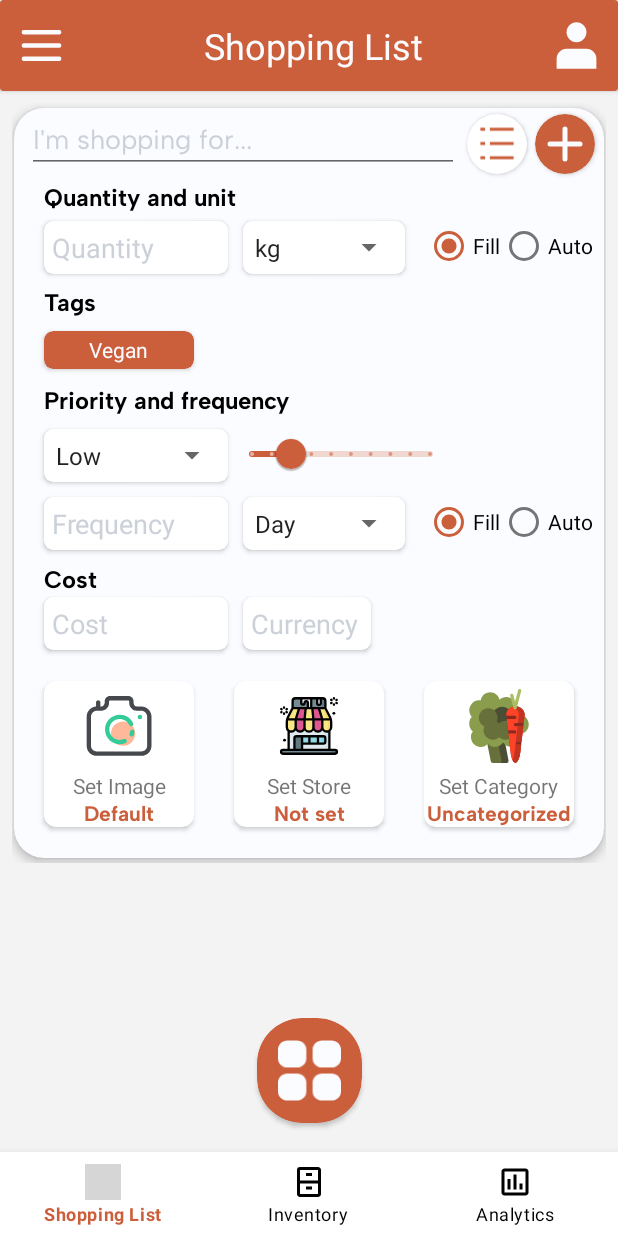
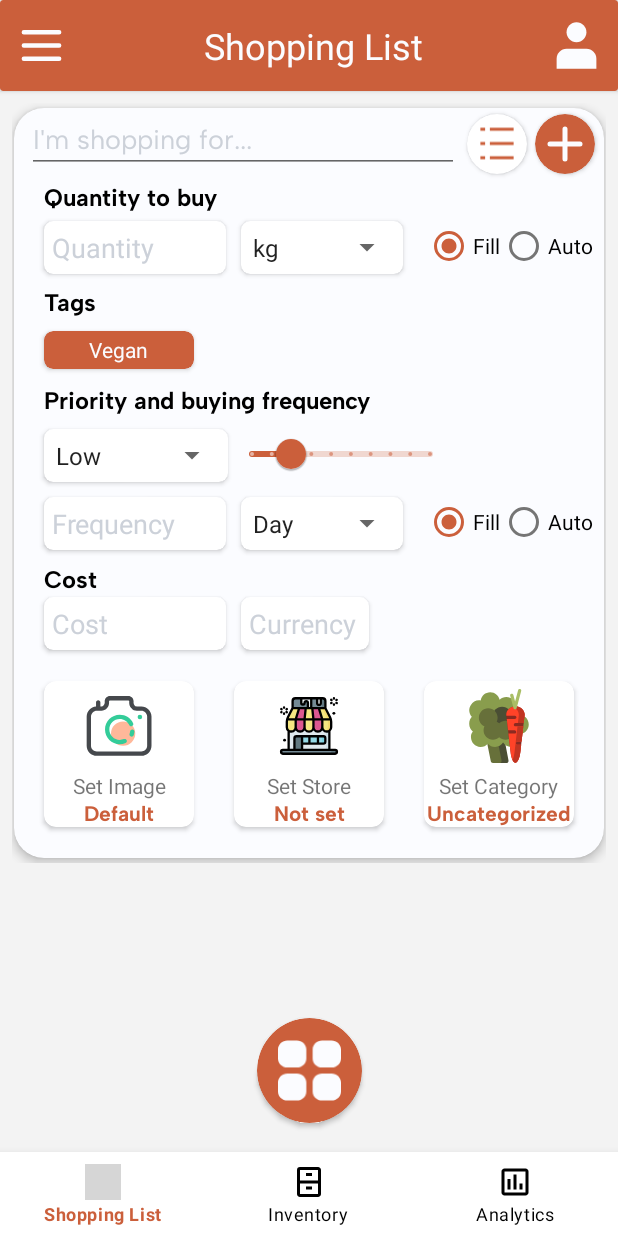
Before and after one commit to oduwairi/SmartShoppingList-NEU, an Android app: the screen it shows after launch (MainActivity), after a tap on an icon or button, on a phone screen of 412 x 824 dp. Run offline under Robolectric (Android 15) with nearby library versions, the phone set to English and light mode, and no system bars; our stand-ins replace navigation-ui; Roboto replaces fonts that are not available here; grey boxes are pictures that could not be loaded.

Commit message:
implemented quantity bar feature

```diff
--- a/app/src/main/java/com/iriawud/smartshoppinglist/ui/CategorySelectionDialog.kt
+++ b/app/src/main/java/com/iriawud/smartshoppinglist/ui/CategorySelectionDialog.kt
@@ -9,6 +9,7 @@ import android.view.ViewGroup
 import android.widget.ImageView
 import android.widget.LinearLayout
 import android.widget.TextView
+import androidx.appcompat.view.menu.MenuView.ItemView
 import androidx.fragment.app.DialogFragment
 import com.iriawud.smartshoppinglist.R
 
@@ -46,7 +47,7 @@ class CategorySelectionDialog(
             // Optionally set an icon
             val categoryIcon = itemView.findViewById<ImageView>(R.id.categoryIcon)
 
-            categoryText.setOnClickListener {
+            itemView.setOnClickListener {
                 onCategorySelected(category) // Call the callback with the selected category
                 dismiss() // Close the dialog after selection
             }
--- a/app/src/main/java/com/iriawud/smartshoppinglist/ui/dashboard/InventoryFragment.kt
+++ b/app/src/main/java/com/iriawud/smartshoppinglist/ui/dashboard/InventoryFragment.kt
@@ -69,6 +69,7 @@ class InventoryFragment : Fragment() {
                 binding.currentCategoryText.text.toString().trim(),
                 null,
                 null,
+                binding.remaningQuantitySlider.value.toInt(),
                 viewModel,
                 listOf(
                     binding.editTextNewItemInventory,
--- a/app/src/main/java/com/iriawud/smartshoppinglist/ui/home/ShoppingFragment.kt
+++ b/app/src/main/java/com/iriawud/smartshoppinglist/ui/home/ShoppingFragment.kt
@@ -89,6 +89,7 @@ class ShoppingFragment : Fragment() {
                 binding.currentCategoryText.text.toString().trim(),
                 binding.frequencyEditText.text.toString().trim(),
                 binding.frequencyUnitSpinner.selectedItem.toString().trim(),
+                null,
                 shoppingViewModel,
                 listOf(
                     binding.editTextNewItem,
--- a/app/src/main/res/layout/fragment_shopping.xml
+++ b/app/src/main/res/layout/fragment_shopping.xml
@@ -17,58 +17,95 @@
         app:layout_constraintBottom_toTopOf="@id/buttonMenuExpand"
         app:layout_constraintStart_toEndOf="@+id/buttonMenuExpand">
 
+        <TextView
+            android:id="@+id/searchText"
+            android:layout_width="wrap_content"
+            android:layout_height="wrap_content"
+            android:layout_gravity="bottom|center"
+            android:layout_marginBottom="4dp"
+            android:fontFamily="@font/albert_sans_bold"
+            android:text="Search"
+            android:textColor="@color/orange_main"
+            android:textSize="12sp" />
+
         <ImageView
             android:id="@+id/buttonSearchIcon"
             android:layout_width="30dp"
             android:layout_height="30dp"
-            android:layout_gravity="center"
+            android:layout_gravity="center|top"
+            android:layout_marginTop="2dp"
             android:src="@drawable/search_svgrepo_com"
-            android:tint="@color/orange_main" />
+            app:tint="@color/orange_main" />
     </androidx.cardview.widget.CardView>
 
     <androidx.cardview.widget.CardView
         android:id="@+id/buttonDeleteAll"
-        android:layout_width="45dp"
-        android:layout_height="45dp"
+        android:layout_width="50dp"
+        android:layout_height="50dp"
         android:layout_marginEnd="14dp"
         app:cardCornerRadius="30dp"
         app:layout_constraintBottom_toBottomOf="@id/buttonMenuExpand"
         app:layout_constraintEnd_toStartOf="@id/buttonMenuExpand"
         app:layout_constraintTop_toTopOf="@id/buttonMenuExpand">
 
+        <TextView
+            android:id="@+id/clearAllText"
+            android:layout_width="wrap_content"
+            android:layout_height="wrap_content"
+            android:layout_gravity="bottom|center"
+            android:layout_marginBottom="4dp"
+            android:fontFamily="@font/albert_sans_bold"
+            android:text="Clear"
+            android:textColor="@color/orange_main"
+            android:textSize="12sp" />
+
         <ImageView
             android:id="@+id/buttonDeleteAllIcon"
             android:layout_width="30dp"
             android:layout_height="30dp"
-            android:layout_gravity="center"
+            android:layout_gravity="center|top"
+            android:layout_marginTop="4dp"
             android:src="@drawable/delete"
-            android:tint="#FD6A6A" />
+            app:tint="@color/orange_main" />
     </androidx.cardview.widget.CardView>
 
     <androidx.cardview.widget.CardView
         android:id="@+id/buttonDoneAll"
-        android:layout_width="45dp"
-        android:layout_height="45dp"
+        android:layout_width="50dp"
+        android:layout_height="50dp"
         android:layout_marginStart="14dp"
         app:cardCornerRadius="30dp"
         app:layout_constraintBottom_toBottomOf="@id/buttonMenuExpand"
         app:layout_constraintStart_toEndOf="@id/buttonMenuExpand"
         app:layout_constraintTop_toTopOf="@id/buttonMenuExpand">
 
+        <TextView
+            android:id="@+id/textView5"
+            android:layout_width="wrap_content"
+            android:layout_height="wrap_content"
+            android:layout_gravity="bottom|center"
+            android:layout_marginBottom="4dp"
+            android:fontFamily="@font/albert_sans_bold"
+            android:text="Done"
+            android:textColor="@color/orange_main"
+            android:textSize="12sp" />
+
         <ImageView
             android:id="@+id/buttonDoneAllIcon"
             android:layout_width="30dp"
             android:layout_height="30dp"
-            android:layout_gravity="center"
+            android:layout_gravity="center|top"
+            android:layout_marginTop="4dp"
             android:src="@drawable/tick_circle_svgrepo_com"
-            android:tint="@color/light_green_start" />
+            app:tint="@color/orange_main" />
     </androidx.cardview.widget.CardView>
 
     <androidx.cardview.widget.CardView
         android:id="@+id/buttonMic"
-        android:layout_width="45dp"
-        android:layout_height="45dp"
+        android:layout_width="50dp"
+        android:layout_height="50dp"
         android:layout_marginBottom="14dp"
+        android:backgroundTint="@color/orange_main"
         app:cardCornerRadius="30dp"
         app:layout_constraintBottom_toTopOf="@id/buttonMenuExpand"
         app:layout_constraintEnd_toEndOf="@id/buttonMenuExpand"
@@ -80,7 +117,7 @@
             android:layout_height="35dp"
             android:layout_gravity="center"
             android:src="@drawable/microphone"
-            android:tint="@color/orange_main" />
+            app:tint="@color/white_items" />
     </androidx.cardview.widget.CardView>
 
     <androidx.cardview.widget.CardView
@@ -99,7 +136,7 @@
             android:layout_height="31dp"
             android:layout_gravity="center"
             android:src="@drawable/details_backup_svgrepo_com"
-            android:tint="@color/orange_main" />
+            app:tint="@color/orange_main" />
     </androidx.cardview.widget.CardView>
 
     <androidx.cardview.widget.CardView
@@ -107,8 +144,9 @@
         android:layout_width="70dp"
         android:layout_height="70dp"
         android:layout_marginBottom="75dp"
+        android:alpha="8"
         android:backgroundTint="@color/orange_main"
-        app:cardCornerRadius="30dp"
+        app:cardCornerRadius="40dp"
         app:layout_constraintBottom_toBottomOf="parent"
         app:layout_constraintEnd_toEndOf="parent"
         app:layout_constraintStart_toStartOf="parent">
@@ -122,26 +160,38 @@
             android:layout_margin="8dp"
             android:padding="4dp"
             android:src="@drawable/menu_navigation_grid_1529_svgrepo_com"
-            android:tint="@color/white_items" />
+            app:tint="@color/white_items" />
     </androidx.cardview.widget.CardView>
 
     <androidx.cardview.widget.CardView
         android:id="@+id/buttonSort"
-        android:layout_width="45dp"
-        android:layout_height="45dp"
+        android:layout_width="50dp"
+        android:layout_height="50dp"
         android:layout_marginEnd="-4dp"
         android:layout_marginBottom="-4dp"
         app:cardCornerRadius="30dp"
         app:layout_constraintBottom_toTopOf="@id/buttonMenuExpand"
         app:layout_constraintEnd_toStartOf="@+id/buttonMenuExpand">
 
+        <TextView
+            android:id="@+id/sortText"
+            android:layout_width="wrap_content"
+            android:layout_height="wrap_content"
+            android:layout_gravity="bottom|center"
+            android:layout_marginBottom="4dp"
+            android:fontFamily="@font/albert_sans_bold"
+            android:text="Sort"
+            android:textColor="@color/orange_main"
+            android:textSize="12sp" />
+
         <ImageView
             android:id="@+id/buttonSortIcon"
             android:layout_width="30dp"
             android:layout_height="30dp"
-            android:layout_gravity="center"
+            android:layout_gravity="center|top"
+            android:layout_marginTop="4dp"
             android:src="@drawable/sort_svgrepo_com"
-            android:tint="@color/orange_main" />
+            app:tint="@color/orange_main" />
     </androidx.cardview.widget.CardView>
 
     <androidx.cardview.widget.CardView
@@ -160,7 +210,7 @@
             android:layout_width="wrap_content"
             android:layout_height="wrap_content"
             android:src="@drawable/plus_svgrepo_com"
-            android:tint="@color/white_items" />
+            app:tint="@color/white_items" />
     </androidx.cardview.widget.CardView>
 
     <androidx.cardview.widget.CardView
@@ -184,10 +234,10 @@
                 android:layout_marginTop="10dp"
                 android:layout_marginBottom="10dp"
                 android:src="@drawable/menu_svgrepo_com"
-                android:tint="@color/white_items"
                 app:layout_constraintBottom_toBottomOf="parent"
                 app:layout_constraintStart_toStartOf="parent"
-                app:layout_constraintTop_toTopOf="parent" />
+                app:layout_constraintTop_toTopOf="parent"
+                app:tint="@color/white_items" />
 
             <ImageView
                 android:id="@+id/imageView2"
@@ -197,10 +247,10 @@
                 android:layout_marginEnd="10dp"
                 android:layout_marginBottom="10dp"
                 android:src="@drawable/user_svgrepo_com"
-                android:tint="@color/white_items"
                 app:layout_constraintBottom_toBottomOf="parent"
                 app:layout_constraintEnd_toEndOf="parent"
-                app:layout_constraintTop_toTopOf="parent" />
+                app:layout_constraintTop_toTopOf="parent"
+                app:tint="@color/white_items" />
 
             <TextView
                 android:id="@+id/textView"
@@ -225,6 +275,7 @@
         android:id="@+id/shoppingRecyclerView"
         android:layout_width="match_parent"
         android:layout_height="0dp"
+        android:layout_marginBottom="42dp"
         android:padding="16dp"
         app:layout_constraintBottom_toBottomOf="parent"
         app:layout_constraintEnd_toEndOf="parent"
@@ -478,6 +529,7 @@
                     android:layout_height="wrap_content"
                     android:layout_marginStart="20dp"
                     android:layout_marginTop="75dp"
+                    android:layout_marginEnd="1dp"
                     app:cardCornerRadius="6dp"
                     app:layout_constraintEnd_toEndOf="@id/priorityCard"
                     app:layout_constraintStart_toStartOf="parent"
@@ -502,7 +554,7 @@
                     android:layout_marginStart="20dp"
                     android:layout_marginTop="185dp"
                     android:fontFamily="@font/albert_sans_bold"
-                    android:text="Priority and frequency"
+                    android:text="Priority and buying frequency"
                     android:textColor="@color/black"
                     android:textSize="16sp"
                     app:layout_constraintStart_toStartOf="parent"
@@ -634,7 +686,7 @@
                     android:layout_marginStart="20dp"
                     android:layout_marginTop="50dp"
                     android:fontFamily="@font/albert_sans_bold"
-                    android:text="Quantity and unit"
+                    android:text="Quantity to buy"
                     android:textColor="@color/black"
                     android:textSize="16sp"
                     app:layout_constraintStart_toStartOf="parent"
--- a/app/src/main/res/layout/inventory_item.xml
+++ b/app/src/main/res/layout/inventory_item.xml
@@ -7,13 +7,11 @@
 
     <androidx.cardview.widget.CardView
         android:id="@+id/amountLeftIndicator"
-        android:layout_width="0dp"
+        android:layout_width="140dp"
         android:layout_height="7dp"
         android:layout_marginStart="10dp"
-        android:layout_marginEnd="10dp"
         app:cardBackgroundColor="@color/amount_high"
         app:cardCornerRadius="6dp"
-        app:layout_constraintEnd_toEndOf="@id/inventoryItemCard"
         app:layout_constraintStart_toStartOf="@id/inventoryItemCard"
         app:layout_constraintTop_toBottomOf="@id/inventoryItemCard" />
 
```
Also changed, not shown: app/src/main/java/com/iriawud/smartshoppinglist/ui/ShoppingUtils.kt (+9 -6 lines), app/src/main/java/com/iriawud/smartshoppinglist/ui/home/ShoppingItem.kt (+64 -33 lines), app/src/main/res/drawable/curve_arrow_up_8_svgrepo_com.xml (added, +20 -0 lines), 1 other file.
